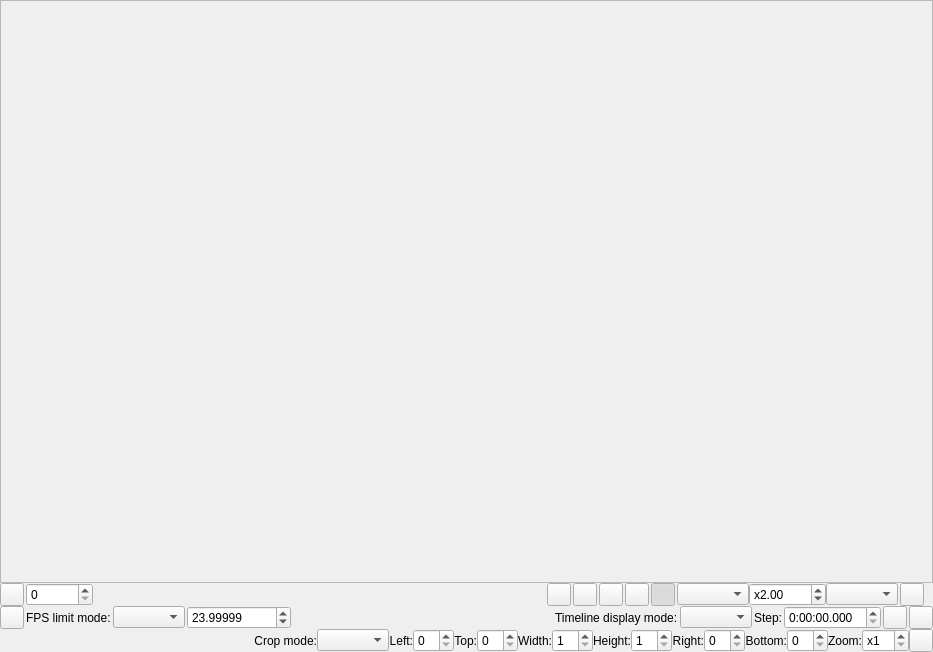
This is src/preview/previewdialog.ui in YomikoR/VapourSynth-Editor as Qt 5 draws it before an edit. The edited form follows.
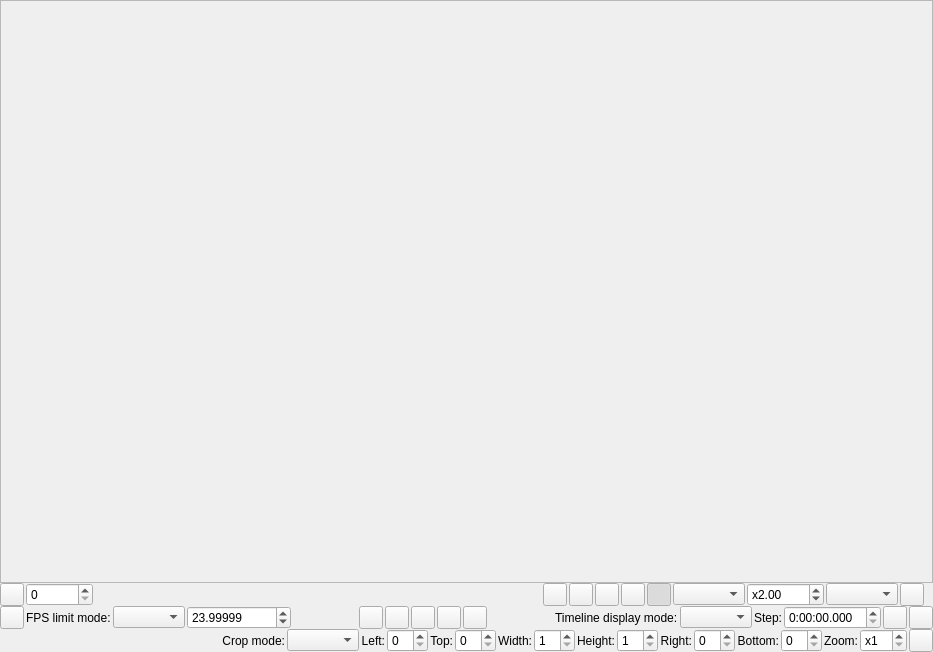
This is the edited form. Custom widgets are drawn as their Qt base class.

Commit message: Draft timeline bookmarks.

Diff of the .ui file:
```diff
--- a/src/preview/previewdialog.ui
+++ b/src/preview/previewdialog.ui
@@ -160,7 +160,7 @@
        <widget class="QWidget" name="zoomPanel" native="true">
         <layout class="QHBoxLayout" name="horizontalLayout_2">
          <property name="spacing">
-          <number>0</number>
+          <number>2</number>
          </property>
          <property name="leftMargin">
           <number>0</number>
@@ -243,7 +243,7 @@
    </item>
    <item>
     <widget class="QWidget" name="timeLinePanel" native="true">
-     <layout class="QHBoxLayout" name="horizontalLayout_4">
+     <layout class="QHBoxLayout" name="horizontalLayout_4" stretch="0,0,0,0,1,0,0,0,0,0,1,0,0,0,0,0,0">
       <property name="spacing">
        <number>2</number>
       </property>
@@ -302,6 +302,38 @@
         </property>
        </spacer>
       </item>
+      <item>
+       <widget class="QToolButton" name="goToPreviousBookmarkButton">
+        <property name="text">
+         <string/>
+        </property>
+       </widget>
+      </item>
+      <item>
+       <widget class="QToolButton" name="bookmarkCurrentFrameButton"/>
+      </item>
+      <item>
+       <widget class="QToolButton" name="unbookmarkCurrentFrameButton"/>
+      </item>
+      <item>
+       <widget class="QToolButton" name="clearBookmarksButton"/>
+      </item>
+      <item>
+       <widget class="QToolButton" name="goToNextBookmarkButton"/>
+      </item>
+      <item>
+       <spacer name="horizontalSpacer_3">
+        <property name="orientation">
+         <enum>Qt::Horizontal</enum>
+        </property>
+        <property name="sizeHint" stdset="0">
+         <size>
+          <width>40</width>
+          <height>20</height>
+         </size>
+        </property>
+       </spacer>
+      </item>
       <item>
        <widget class="QLabel" name="timeLineModeLabel">
         <property name="text">
@@ -360,7 +392,7 @@
     <widget class="QWidget" name="cropPanel" native="true">
      <layout class="QHBoxLayout" name="horizontalLayout_3">
       <property name="spacing">
-       <number>0</number>
+       <number>2</number>
       </property>
       <property name="leftMargin">
        <number>0</number>
```
The commit also changes 12 other files.
